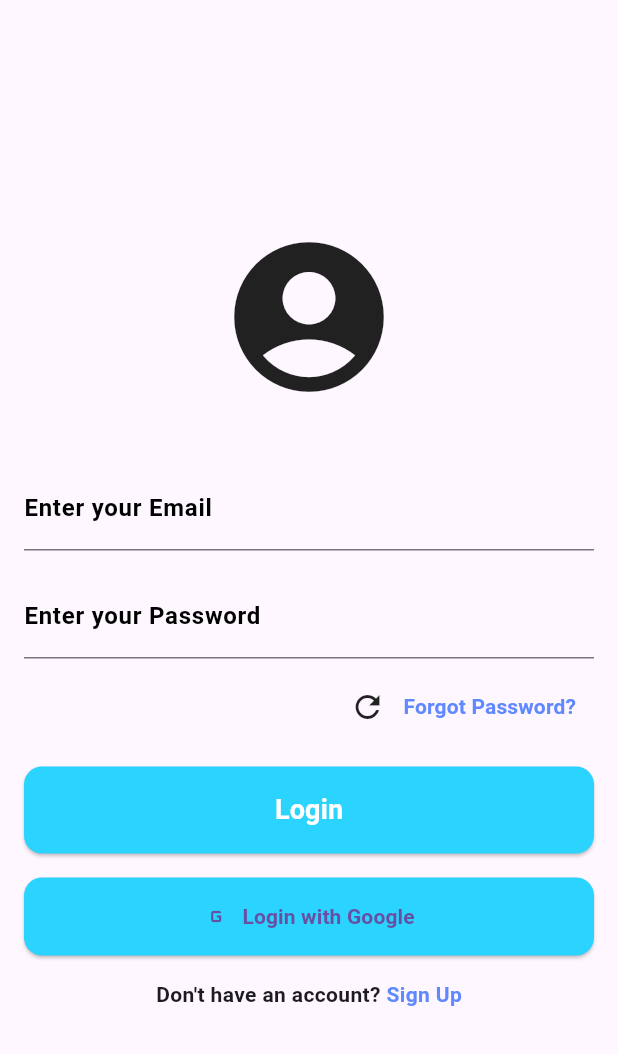
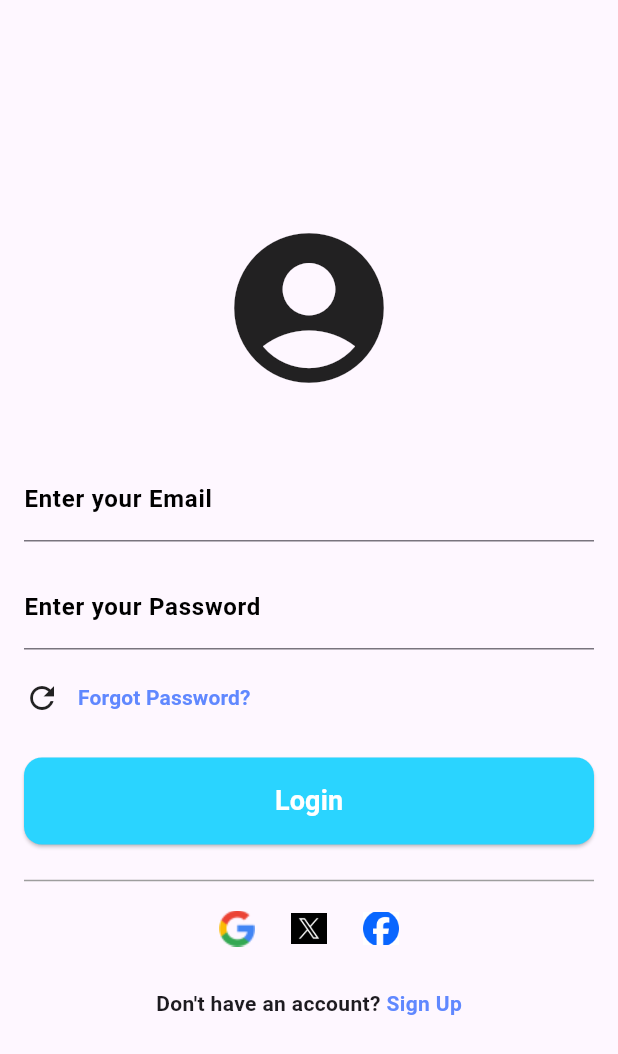
Before and after one commit to alsonmathias/application, a Flutter app: the screen it shows after launch, on a phone screen of 412 x 824 dp. Shown: the top 1054 px of the screen. Run offline on Flutter 3.47's test engine with Material 3 defaults, Android fonts, the phone set to English and light mode, and no system bars; our stand-ins replace font_awesome_flutter.

Commit message:
Update as on 19/10

```diff
--- a/lib/HomePage/appNavBar/navdrawer.dart
+++ b/lib/HomePage/appNavBar/navdrawer.dart
@@ -11,6 +11,7 @@ class _NavdrawerState extends State<Navdrawer> {
   @override
   Widget build(BuildContext context) {
     return Drawer(
+
       child: ListView(
         padding: EdgeInsets.zero,
         children: const [
--- a/lib/authenticationPages/forgetPasswordPage.dart
+++ b/lib/authenticationPages/forgetPasswordPage.dart
@@ -16,7 +16,7 @@ const ForgetPasswordPage({ Key? key }) : super(key: key);
 
             ),
             child: Padding(
-              padding: EdgeInsets.all(16.0),
+              padding: const EdgeInsets.all(16.0),
               child: Column(
                 mainAxisAlignment: MainAxisAlignment.center,
                 crossAxisAlignment: CrossAxisAlignment.stretch,
--- a/lib/authenticationPages/mainLoginPage.dart
+++ b/lib/authenticationPages/mainLoginPage.dart
@@ -2,6 +2,7 @@ import 'package:appli/HomePage/home_page.dart';
 import 'package:appli/authenticationPages/forgetPasswordPage.dart';
 import 'package:appli/authenticationPages/signUpPage.dart';
 import 'package:flutter/material.dart';
+import 'package:font_awesome_flutter/font_awesome_flutter.dart';
 
 class MainLoginPage extends StatefulWidget {
   const MainLoginPage({ Key? key }) : super(key: key);
@@ -76,9 +77,9 @@ class _MainLoginPageState extends State<MainLoginPage> {
                   ),
                   const SizedBox(height: 8,),
                  Align(
-                    alignment: Alignment.centerRight,
+                    alignment: Alignment.centerLeft,
                   child: Row(
-                    mainAxisAlignment: MainAxisAlignment.end,
+                    mainAxisAlignment: MainAxisAlignment.start,
                     children: [
                       const Icon(Icons.refresh),
                       TextButton(
@@ -128,25 +129,58 @@ class _MainLoginPageState extends State<MainLoginPage> {
                    ),
                   ),
                   const SizedBox(height: 16,),
+                   const Divider(
+                    color: Colors.grey,
+                   ),
+                  Row(
+                    mainAxisAlignment: MainAxisAlignment.center,
+                    children: [
+                      // Google Login Button
+                      IconButton(
+                        onPressed: () {},
+                         icon: Image.asset(
+                          'assets/google.png',
+                          height: 24.0,
+                          width: 24.0,
+                         )
+                         ),
+                         IconButton(
+                        onPressed: () {},
+                         icon: Image.asset(
+                          'assets/twitter.png',
+                          height: 24.0,
+                          width: 24.0,
+                         )
+                         ),
+                      IconButton(
+                        onPressed: () {},
+                         icon: Image.asset(
+                          'assets/facebook.png',
+                          height: 24.0,
+                          width: 24.0,
+                         )
+                         ),
+                    ],
+                    ),
+                  // ElevatedButton.icon(
+                  //   onPressed: () {},
+                  //    label: const Text(
+                  //     'Login with Google',
+                  //     style: TextStyle(
+                  //       fontWeight: FontWeight.bold,
+                  //     ),
+                  //    ),
+                  //    icon: const Icon(Icons.g_mobiledata), // add google icon image and specify width and height
+                  //    style: ElevatedButton.styleFrom(
+                  //       padding: const EdgeInsets.symmetric(vertical: 16),
+                  //       backgroundColor: const Color.fromARGB(255, 42, 212, 255),
+                  //       shape: RoundedRectangleBorder(
+                  //       borderRadius: BorderRadius.circular(12),
+                  //     ),
+                  //   ),
+                  // ),
+                   const SizedBox(height: 16,),
 
-                  ElevatedButton.icon(
-                    onPressed: () {},
-                     label: const Text(
-                      'Login with Google',
-                      style: TextStyle(
-                        fontWeight: FontWeight.bold,
-                      ),
-                     ),
-                     icon: const Icon(Icons.g_mobiledata), // add google icon image and specify width and height
-                     style: ElevatedButton.styleFrom(
-                        padding: const EdgeInsets.symmetric(vertical: 16),
-                        backgroundColor: const Color.fromARGB(255, 42, 212, 255),
-                        shape: RoundedRectangleBorder(
-                        borderRadius: BorderRadius.circular(12),
-                      ),
-                    ),
-                  ),
-                   const SizedBox(height: 16,),
                    Row(
                     mainAxisAlignment: MainAxisAlignment.center,
                     children: [
--- a/lib/main.dart
+++ b/lib/main.dart
@@ -12,9 +12,9 @@
   // This widget is the root of your application.
   @override
   Widget build(BuildContext context) {
-    return MaterialApp(
+    return const MaterialApp(
       debugShowCheckedModeBanner: false,
-    home: Wrapper(),
+      home: Wrapper(),
     );
   }
 }
--- a/pubspec.yaml
+++ b/pubspec.yaml
@@ -38,7 +38,7 @@ dependencies:
 dev_dependencies:
   flutter_test:
     sdk: flutter
-
+  font_awesome_flutter: ^10.2.1
   # The "flutter_lints" package below contains a set of recommended lints to
   # encourage good coding practices. The lint set provided by the package is
   # activated in the `analysis_options.yaml` file located at the root of your
@@ -56,7 +56,8 @@ flutter:
   # included with your application, so that you can use the icons in
   # the material Icons class.
   uses-material-design: true
-
+  assets:
+    - assets/
   # To add assets to your application, add an assets section, like this:
   # assets:
   #   - images/a_dot_burr.jpeg
```
Also changed, not shown: lib/HomePage/appNavBar/appbar.dart (+9 -18 lines), assets/facebook.png (added), assets/google.png (added), assets/twitter.png (added), pubspec.lock.
